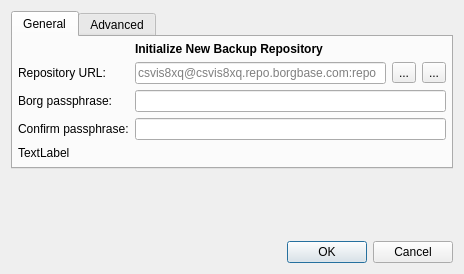
borgbase/vorta, file src/vorta/assets/UI/repoadd.ui: the form before one commit.
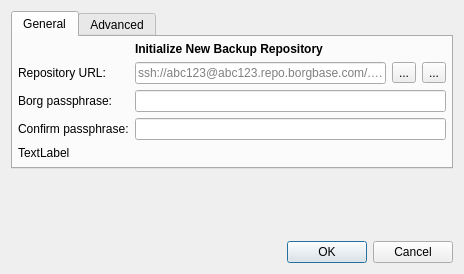
The form after the commit. Icons and pictures are not drawn.

Commit message: Use new ssh://-style URL format as placeholder and in test (#1473)

The edit to the form file:
```diff
--- a/src/vorta/assets/UI/repoadd.ui
+++ b/src/vorta/assets/UI/repoadd.ui
@@ -115,7 +115,7 @@
          <item>
           <widget class="QLineEdit" name="repoURL">
            <property name="placeholderText">
-            <string>csvis8xq@csvis8xq.repo.borgbase.com:repo</string>
+            <string>ssh://abc123@abc123.repo.borgbase.com/./repo</string>
            </property>
           </widget>
          </item>
```
The commit also changes 1 other file.
